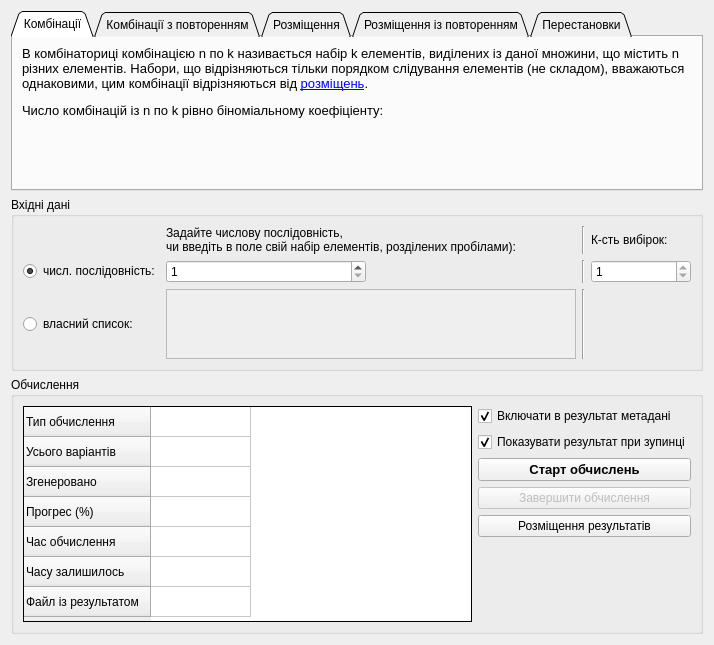
Before: the Qt Designer form view.ui in bodik10/Combinatorics, drawn with Qt 5.
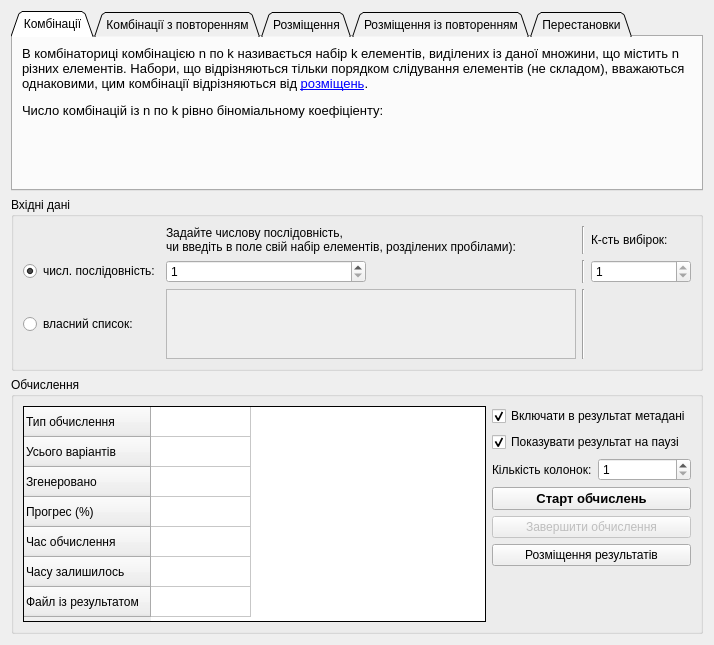
After: the same form once the commit is applied. Icons and pictures are not drawn.

Commit message: Connect Core methods to each Tab page

The edit to the form file:
```diff
--- a/view.ui
+++ b/view.ui
@@ -425,6 +425,18 @@
         <property name="frameShadow">
          <enum>QFrame::Plain</enum>
         </property>
+        <property name="editTriggers">
+         <set>QAbstractItemView::NoEditTriggers</set>
+        </property>
+        <property name="tabKeyNavigation">
+         <bool>false</bool>
+        </property>
+        <property name="dragDropOverwriteMode">
+         <bool>false</bool>
+        </property>
+        <property name="gridStyle">
+         <enum>Qt::SolidLine</enum>
+        </property>
         <property name="rowCount">
          <number>7</number>
         </property>
@@ -496,13 +508,34 @@
            <string notr="true">Результат можна переглянути, відкривши вручну файл, куди він зберігається</string>
           </property>
           <property name="text">
-           <string notr="true">Показувати результат при зупинці</string>
+           <string notr="true">Показувати результат на паузі</string>
           </property>
           <property name="checked">
            <bool>true</bool>
           </property>
          </widget>
         </item>
+        <item>
+         <layout class="QFormLayout" name="formLayout">
+          <item row="0" column="1">
+           <widget class="QSpinBox" name="spinColumns">
+            <property name="minimum">
+             <number>1</number>
+            </property>
+            <property name="maximum">
+             <number>100</number>
+            </property>
+           </widget>
+          </item>
+          <item row="0" column="0">
+           <widget class="QLabel" name="label_8">
+            <property name="text">
+             <string notr="true">Кількість колонок:</string>
+            </property>
+           </widget>
+          </item>
+         </layout>
+        </item>
         <item>
          <widget class="QPushButton" name="btnStart">
           <property name="font">
```
Left out of the diff: 14 changed lines with no effect on the pictures. The commit also changes 3 other files.
